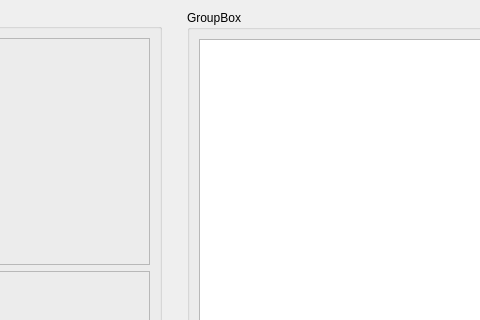
Qt form src/designer/views/filedescriptionview/FileDescriptionView.ui (igemsoftware/USTC-Software_2011) before a commit; both pictures show x 238 to 718 and y 0 to 320 of the 909 by 532 pixel window.
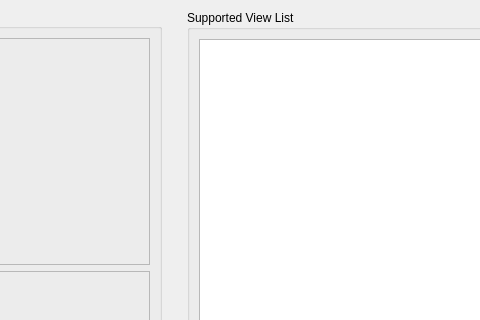
The same form after that commit.

Commit message: Minor update:properties view, further integration needed

```diff
--- a/src/designer/views/filedescriptionview/FileDescriptionView.ui
+++ b/src/designer/views/filedescriptionview/FileDescriptionView.ui
@@ -100,7 +100,7 @@
     </rect>
    </property>
    <property name="title">
-    <string>GroupBox</string>
+    <string>Supported View List</string>
    </property>
    <layout class="QGridLayout" name="gridLayout">
     <item row="0" column="0">
```
The commit also changes 15 other files.
